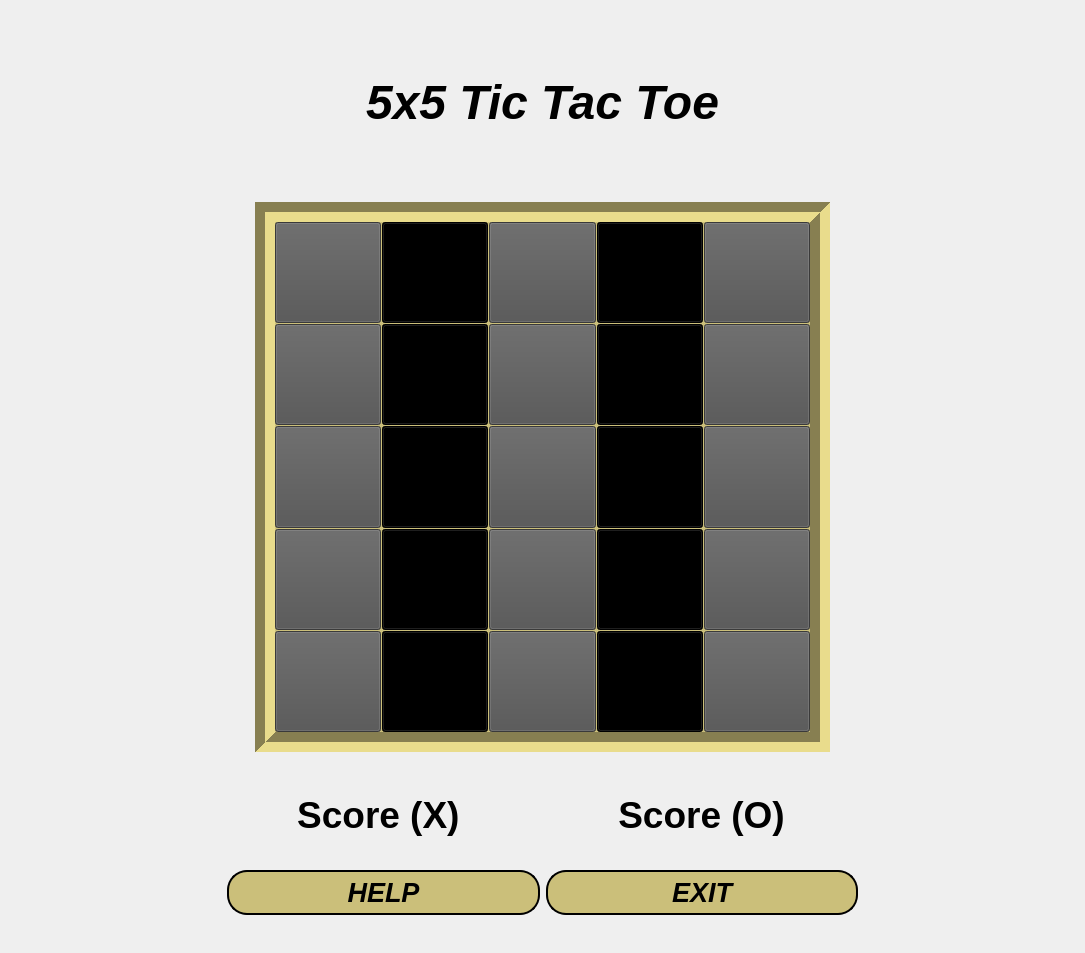
Old version of the form forms/fivebyfivegame.ui in the repository Mohammed-3tef/Tic_Tac_Masterpiece_GUI.
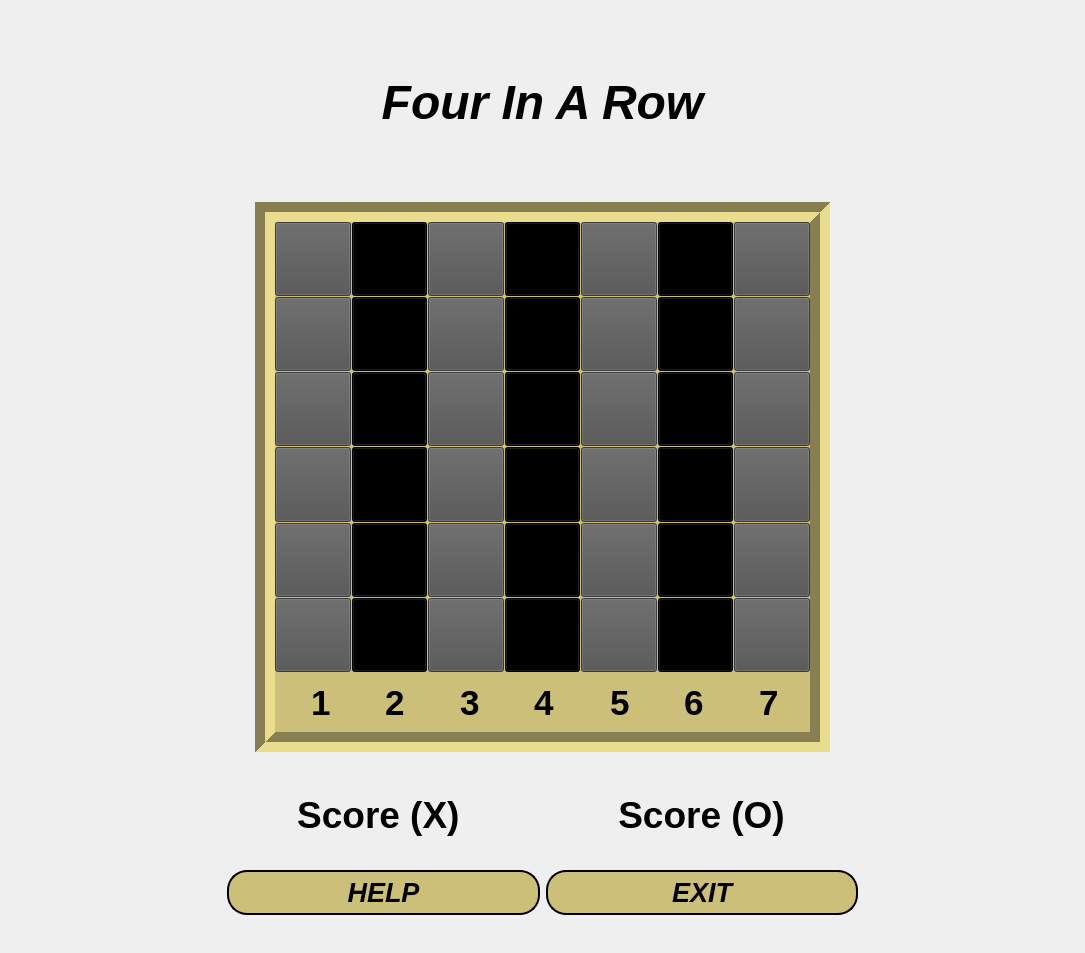
New version of the form.

Diff of the .ui file:
```diff
--- a/forms/fivebyfivegame.ui
+++ b/forms/fivebyfivegame.ui
@@ -69,7 +69,7 @@
             <string notr="true">color: rgb(0, 0, 0);</string>
            </property>
            <property name="text">
-            <string>5x5 Tic Tac Toe</string>
+            <string>Four In A Row</string>
            </property>
            <property name="alignment">
             <set>Qt::AlignmentFlag::AlignCenter</set>
@@ -125,33 +125,7 @@
                <property name="spacing">
                 <number>1</number>
                </property>
-               <!-- Existing 4x4 grid buttons -->
-               <item row="0" column="0">
-                <widget class="QPushButton" name="x11">
-                 <property name="sizePolicy">
-                  <sizepolicy hsizetype="Expanding" vsizetype="Expanding">
-                   <horstretch>0</horstretch>
-                   <verstretch>0</verstretch>
-                  </sizepolicy>
-                 </property>
-                 <property name="styleSheet">
-                  <string notr="true">QPushButton{
-background-color:rgb(81, 81, 81);
-font: 700  &quot;Segoe UI&quot;;
-}
-
-QPushButton:hover{
-	background-color: #fff;
-}
-
-</string>
-                 </property>
-                 <property name="text">
-                  <string/>
-                 </property>
-                </widget>
-               </item>
-               <item row="0" column="1">
+               <item row="1" column="1">
                 <widget class="QPushButton" name="x12">
                  <property name="sizePolicy">
                   <sizepolicy hsizetype="Expanding" vsizetype="Expanding">
@@ -176,8 +150,8 @@
                  </property>
                 </widget>
                </item>
-               <item row="0" column="2">
-                <widget class="QPushButton" name="x13">
+               <item row="4" column="6">
+                <widget class="QPushButton" name="x47">
                  <property name="sizePolicy">
                   <sizepolicy hsizetype="Expanding" vsizetype="Expanding">
                    <horstretch>0</horstretch>
@@ -201,8 +175,8 @@
                  </property>
                 </widget>
                </item>
-               <item row="0" column="3">
-                <widget class="QPushButton" name="x14">
+               <item row="4" column="5">
+                <widget class="QPushButton" name="x46">
                  <property name="sizePolicy">
                   <sizepolicy hsizetype="Expanding" vsizetype="Expanding">
                    <horstretch>0</horstretch>
@@ -226,7 +200,7 @@
                  </property>
                 </widget>
                </item>
-               <item row="0" column="4">
+               <item row="1" column="4">
                 <widget class="QPushButton" name="x15">
                  <property name="sizePolicy">
                   <sizepolicy hsizetype="Expanding" vsizetype="Expanding">
@@ -251,8 +225,33 @@
                  </property>
                 </widget>
                </item>
-               <item row="1" column="0">
-                <widget class="QPushButton" name="x21">
+               <item row="6" column="5">
+                <widget class="QPushButton" name="x66">
+                 <property name="sizePolicy">
+                  <sizepolicy hsizetype="Expanding" vsizetype="Expanding">
+                   <horstretch>0</horstretch>
+                   <verstretch>0</verstretch>
+                  </sizepolicy>
+                 </property>
+                 <property name="styleSheet">
+                  <string notr="true">QPushButton{
+background-color: #000;
+font: 700  &quot;Segoe UI&quot;;
+}
+
+QPushButton:hover{
+	background-color: #fff;
+}
+
+</string>
+                 </property>
+                 <property name="text">
+                  <string/>
+                 </property>
+                </widget>
+               </item>
+               <item row="6" column="0">
+                <widget class="QPushButton" name="x61">
                  <property name="sizePolicy">
                   <sizepolicy hsizetype="Expanding" vsizetype="Expanding">
                    <horstretch>0</horstretch>
@@ -276,8 +275,8 @@
                  </property>
                 </widget>
                </item>
-               <item row="1" column="1">
-                <widget class="QPushButton" name="x22">
+               <item row="3" column="3">
+                <widget class="QPushButton" name="x34">
                  <property name="sizePolicy">
                   <sizepolicy hsizetype="Expanding" vsizetype="Expanding">
                    <horstretch>0</horstretch>
@@ -301,8 +300,8 @@
                  </property>
                 </widget>
                </item>
-               <item row="1" column="2">
-                <widget class="QPushButton" name="x23">
+               <item row="6" column="4">
+                <widget class="QPushButton" name="x65">
                  <property name="sizePolicy">
                   <sizepolicy hsizetype="Expanding" vsizetype="Expanding">
                    <horstretch>0</horstretch>
@@ -327,7 +326,7 @@
                 </widget>
                </item>
                <item row="1" column="3">
-                <widget class="QPushButton" name="x24">
+                <widget class="QPushButton" name="x14">
                  <property name="sizePolicy">
                   <sizepolicy hsizetype="Expanding" vsizetype="Expanding">
                    <horstretch>0</horstretch>
@@ -351,8 +350,8 @@
                  </property>
                 </widget>
                </item>
-               <item row="1" column="4">
-                <widget class="QPushButton" name="x25">
+               <item row="5" column="1">
+                <widget class="QPushButton" name="x52">
                  <property name="sizePolicy">
                   <sizepolicy hsizetype="Expanding" vsizetype="Expanding">
                    <horstretch>0</horstretch>
@@ -361,7 +360,7 @@
                  </property>
                  <property name="styleSheet">
                   <string notr="true">QPushButton{
-background-color:rgb(81, 81, 81);
+background-color: #000;
 font: 700  &quot;Segoe UI&quot;;
 }
 
@@ -377,7 +376,7 @@
                 </widget>
                </item>
                <item row="2" column="0">
-                <widget class="QPushButton" name="x31">
+                <widget class="QPushButton" name="x21">
                  <property name="sizePolicy">
                   <sizepolicy hsizetype="Expanding" vsizetype="Expanding">
                    <horstretch>0</horstretch>
@@ -401,7 +400,107 @@
                  </property>
                 </widget>
                </item>
-               <item row="2" column="1">
+               <item row="5" column="0">
+                <widget class="QPushButton" name="x51">
+                 <property name="sizePolicy">
+                  <sizepolicy hsizetype="Expanding" vsizetype="Expanding">
+                   <horstretch>0</horstretch>
+                   <verstretch>0</verstretch>
+                  </sizepolicy>
+                 </property>
+                 <property name="styleSheet">
+                  <string notr="true">QPushButton{
+background-color:rgb(81, 81, 81);
+font: 700  &quot;Segoe UI&quot;;
+}
+
+QPushButton:hover{
+	background-color: #fff;
+}
+
+</string>
+                 </property>
+                 <property name="text">
+                  <string/>
+                 </property>
+                </widget>
+               </item>
+               <item row="5" column="6">
+                <widget class="QPushButton" name="x57">
+                 <property name="sizePolicy">
+                  <sizepolicy hsizetype="Expanding" vsizetype="Expanding">
+                   <horstretch>0</horstretch>
+                   <verstretch>0</verstretch>
+                  </sizepolicy>
+                 </property>
+                 <property name="styleSheet">
+                  <string notr="true">QPushButton{
+background-color:rgb(81, 81, 81);
+font: 700  &quot;Segoe UI&quot;;
+}
+
+QPushButton:hover{
+	background-color: #fff;
+}
+
+</string>
+                 </property>
+                 <property name="text">
+                  <string/>
+                 </property>
+                </widget>
+               </item>
+               <item row="4" column="4">
+                <widget class="QPushButton" name="x45">
+                 <property name="sizePolicy">
+                  <sizepolicy hsizetype="Expanding" vsizetype="Expanding">
+                   <horstretch>0</horstretch>
+                   <verstretch>0</verstretch>
+                  </sizepolicy>
+                 </property>
+                 <property name="styleSheet">
+                  <string notr="true">QPushButton{
+background-color:rgb(81, 81, 81);
+font: 700  &quot;Segoe UI&quot;;
+}
+
+QPushButton:hover{
+	background-color: #fff;
+}
+
+</string>
+                 </property>
+                 <property name="text">
+                  <string/>
+                 </property>
+                </widget>
+               </item>
+               <item row="5" column="4">
+                <widget class="QPushButton" name="x55">
+                 <property name="sizePolicy">
+                  <sizepolicy hsizetype="Expanding" vsizetype="Expanding">
+                   <horstretch>0</horstretch>
+                   <verstretch>0</verstretch>
+                  </sizepolicy>
+                 </property>
+                 <property name="styleSheet">
+                  <string notr="true">QPushButton{
+background-color:rgb(81, 81, 81);
+font: 700  &quot;Segoe UI&quot;;
+}
+
+QPushButton:hover{
+	background-color: #fff;
+}
+
+</string>
+                 </property>
+                 <property name="text">
+                  <string/>
+                 </property>
+                </widget>
+               </item>
+               <item row="3" column="1">
                 <widget class="QPushButton" name="x32">
                  <property name="sizePolicy">
                   <sizepolicy hsizetype="Expanding" vsizetype="Expanding">
@@ -426,7 +525,132 @@
                  </property>
                 </widget>
                </item>
-               <item row="2" column="2">
+               <item row="3" column="6">
+                <widget class="QPushButton" name="x37">
+                 <property name="sizePolicy">
+                  <sizepolicy hsizetype="Expanding" vsizetype="Expanding">
+                   <horstretch>0</horstretch>
+                   <verstretch>0</verstretch>
+                  </sizepolicy>
+                 </property>
+                 <property name="styleSheet">
+                  <string notr="true">QPushButton{
+background-color:rgb(81, 81, 81);
+font: 700  &quot;Segoe UI&quot;;
+}
+
+QPushButton:hover{
+	background-color: #fff;
+}
+
+</string>
+                 </property>
+                 <property name="text">
+                  <string/>
+                 </property>
+                </widget>
+               </item>
+               <item row="1" column="6">
+                <widget class="QPushButton" name="x17">
+                 <property name="sizePolicy">
+                  <sizepolicy hsizetype="Expanding" vsizetype="Expanding">
+                   <horstretch>0</horstretch>
+                   <verstretch>0</verstretch>
+                  </sizepolicy>
+                 </property>
+                 <property name="styleSheet">
+                  <string notr="true">QPushButton{
+background-color:rgb(81, 81, 81);
+font: 700  &quot;Segoe UI&quot;;
+}
+
+QPushButton:hover{
+	background-color: #fff;
+}
+
+</string>
+                 </property>
+                 <property name="text">
+                  <string/>
+                 </property>
+                </widget>
+               </item>
+               <item row="6" column="6">
+                <widget class="QPushButton" name="x67">
+                 <property name="sizePolicy">
+                  <sizepolicy hsizetype="Expanding" vsizetype="Expanding">
+                   <horstretch>0</horstretch>
+                   <verstretch>0</verstretch>
+                  </sizepolicy>
+                 </property>
+                 <property name="styleSheet">
+                  <string notr="true">QPushButton{
+background-color:rgb(81, 81, 81);
+font: 700  &quot;Segoe UI&quot;;
+}
+
+QPushButton:hover{
+	background-color: #fff;
+}
+
+</string>
+                 </property>
+                 <property name="text">
+                  <string/>
+                 </property>
+                </widget>
+               </item>
+               <item row="2" column="5">
+                <widget class="QPushButton" name="x26">
+                 <property name="sizePolicy">
+                  <sizepolicy hsizetype="Expanding" vsizetype="Expanding">
+                   <horstretch>0</horstretch>
+                   <verstretch>0</verstretch>
+                  </sizepolicy>
+                 </property>
+                 <property name="styleSheet">
+                  <string notr="true">QPushButton{
+background-color: #000;
+font: 700  &quot;Segoe UI&quot;;
+}
+
+QPushButton:hover{
+	background-color: #fff;
+}
+
+</string>
+                 </property>
+                 <property name="text">
+                  <string/>
+                 </property>
+                </widget>
+               </item>
+               <item row="6" column="3">
+                <widget class="QPushButton" name="x64">
+                 <property name="sizePolicy">
+                  <sizepolicy hsizetype="Expanding" vsizetype="Expanding">
+                   <horstretch>0</horstretch>
+                   <verstretch>0</verstretch>
+                  </sizepolicy>
+                 </property>
+                 <property name="styleSheet">
+                  <string notr="true">QPushButton{
+background-color: #000;
+font: 700  &quot;Segoe UI&quot;;
+}
+
+QPushButton:hover{
+	background-color: #fff;
+}
+
+</string>
+                 </property>
+                 <property name="text">
+                  <string/>
+                 </property>
+                </widget>
+               </item>
+               <item row="3" column="2">
                 <widget class="QPushButton" name="x33">
                  <property name="sizePolicy">
                   <sizepolicy hsizetype="Expanding" vsizetype="Expanding">
@@ -451,8 +675,8 @@
                  </property>
                 </widget>
                </item>
-               <item row="2" column="3">
-                <widget class="QPushButton" name="x34">
+               <item row="1" column="0">
+                <widget class="QPushButton" name="x11">
                  <property name="sizePolicy">
                   <sizepolicy hsizetype="Expanding" vsizetype="Expanding">
                    <horstretch>0</horstretch>
@@ -461,6 +685,31 @@
                  </property>
                  <property name="styleSheet">
                   <string notr="true">QPushButton{
+background-color:rgb(81, 81, 81);
+font: 700  &quot;Segoe UI&quot;;
+}
+
+QPushButton:hover{
+	background-color: #fff;
+}
+
+</string>
+                 </property>
+                 <property name="text">
+                  <string/>
+                 </property>
+                </widget>
+               </item>
+               <item row="5" column="3">
+                <widget class="QPushButton" name="x54">
+                 <property name="sizePolicy">
+                  <sizepolicy hsizetype="Expanding" vsizetype="Expanding">
+                   <horstretch>0</horstretch>
+                   <verstretch>0</verstretch>
+                  </sizepolicy>
+                 </property>
+                 <property name="styleSheet">
+                  <string notr="true">QPushButton{
 background-color: #000;
 font: 700  &quot;Segoe UI&quot;;
 }
@@ -476,7 +725,232 @@
                  </property>
                 </widget>
                </item>
+               <item row="5" column="5">
+                <widget class="QPushButton" name="x56">
+                 <property name="sizePolicy">
+                  <sizepolicy hsizetype="Expanding" vsizetype="Expanding">
+                   <horstretch>0</horstretch>
+                   <verstretch>0</verstretch>
+                  </sizepolicy>
+                 </property>
+                 <property name="styleSheet">
+                  <string notr="true">QPushButton{
+background-color: #000;
+font: 700  &quot;Segoe UI&quot;;
+}
+
+QPushButton:hover{
+	background-color: #fff;
+}
+
+</string>
+                 </property>
+                 <property name="text">
+                  <string/>
+                 </property>
+                </widget>
+               </item>
+               <item row="2" column="1">
+                <widget class="QPushButton" name="x22">
+                 <property name="sizePolicy">
+                  <sizepolicy hsizetype="Expanding" vsizetype="Expanding">
+                   <horstretch>0</horstretch>
+                   <verstretch>0</verstretch>
+                  </sizepolicy>
+                 </property>
+                 <property name="styleSheet">
+                  <string notr="true">QPushButton{
+background-color: #000;
+font: 700  &quot;Segoe UI&quot;;
+}
+
+QPushButton:hover{
+	background-color: #fff;
+}
+
+</string>
+                 </property>
+                 <property name="text">
+                  <string/>
+                 </property>
+                </widget>
+               </item>
+               <item row="2" column="2">
+                <widget class="QPushButton" name="x23">
+                 <property name="sizePolicy">
+                  <sizepolicy hsizetype="Expanding" vsizetype="Expanding">
+                   <horstretch>0</horstretch>
+                   <verstretch>0</verstretch>
+                  </sizepolicy>
+                 </property>
+                 <property name="styleSheet">
+                  <string notr="true">QPushButton{
+background-color:rgb(81, 81, 81);
+font: 700  &quot;Segoe UI&quot;;
+}
+
+QPushButton:hover{
+	background-color: #fff;
+}
+
+</string>
+                 </property>
+                 <property name="text">
+                  <string/>
+                 </property>
+                </widget>
+               </item>
+               <item row="1" column="2">
+                <widget class="QPushButton" name="x13">
+                 <property name="sizePolicy">
+                  <sizepolicy hsizetype="Expanding" vsizetype="Expanding">
+                   <horstretch>0</horstretch>
+                   <verstretch>0</verstretch>
+                  </sizepolicy>
+                 </property>
+                 <property name="styleSheet">
+                  <string notr="true">QPushButton{
+background-color:rgb(81, 81, 81);
+font: 700  &quot;Segoe UI&quot;;
+}
+
+QPushButton:hover{
+	background-color: #fff;
+}
+
+</string>
+                 </property>
+                 <property name="text">
+                  <string/>
+                 </property>
+                </widget>
+               </item>
+               <item row="3" column="0">
+                <widget class="QPushButton" name="x31">
+                 <property name="sizePolicy">
+                  <sizepolicy hsizetype="Expanding" vsizetype="Expanding">
+                   <horstretch>0</horstretch>
+                   <verstretch>0</verstretch>
+                  </sizepolicy>
+                 </property>
+                 <property name="styleSheet">
+                  <string notr="true">QPushButton{
+background-color:rgb(81, 81, 81);
+font: 700  &quot;Segoe UI&quot;;
+}
+
+QPushButton:hover{
+	background-color: #fff;
+}
+
+</string>
+                 </property>
+                 <property name="text">
+                  <string/>
+                 </property>
+                </widget>
+               </item>
+               <item row="5" column="2">
+                <widget class="QPushButton" name="x53">
+                 <property name="sizePolicy">
+                  <sizepolicy hsizetype="Expanding" vsizetype="Expanding">
+                   <horstretch>0</horstretch>
+                   <verstretch>0</verstretch>
+                  </sizepolicy>
+                 </property>
+                 <property name="styleSheet">
+                  <string notr="true">QPushButton{
+background-color:rgb(81, 81, 81);
+font: 700  &quot;Segoe UI&quot;;
+}
+
+QPushButton:hover{
+	background-color: #fff;
+}
+
+</string>
+                 </property>
+                 <property name="text">
+                  <string/>
+                 </property>
+                </widget>
+               </item>
                <item row="2" column="4">
+                <widget class="QPushButton" name="x25">
+                 <property name="sizePolicy">
+                  <sizepolicy hsizetype="Expanding" vsizetype="Expanding">
+                   <horstretch>0</horstretch>
+                   <verstretch>0</verstretch>
+                  </sizepolicy>
+                 </property>
+                 <property name="styleSheet">
+                  <string notr="true">QPushButton{
+background-color:rgb(81, 81, 81);
+font: 700  &quot;Segoe UI&quot;;
+}
+
+QPushButton:hover{
+	background-color: #fff;
+}
+
+</string>
+                 </property>
+                 <property name="text">
+                  <string/>
+                 </property>
+                </widget>
+               </item>
+               <item row="1" column="5">
+                <widget class="QPushButton" name="x16">
+                 <property name="sizePolicy">
+                  <sizepolicy hsizetype="Expanding" vsizetype="Expanding">
+                   <horstretch>0</horstretch>
+                   <verstretch>0</verstretch>
+                  </sizepolicy>
+                 </property>
+                 <property name="styleSheet">
+                  <string notr="true">QPushButton{
+background-color: #000;
+font: 700  &quot;Segoe UI&quot;;
+}
+
+QPushButton:hover{
+	background-color: #fff;
+}
+
+</string>
+                 </property>
+                 <property name="text">
+                  <string/>
+                 </property>
+                </widget>
+               </item>
+               <item row="6" column="2">
+                <widget class="QPushButton" name="x63">
+                 <property name="sizePolicy">
+                  <sizepolicy hsizetype="Expanding" vsizetype="Expanding">
+                   <horstretch>0</horstretch>
+                   <verstretch>0</verstretch>
+                  </sizepolicy>
+                 </property>
+                 <property name="styleSheet">
+                  <string notr="true">QPushButton{
+background-color:rgb(81, 81, 81);
+font: 700  &quot;Segoe UI&quot;;
+}
+
+QPushButton:hover{
+	background-color: #fff;
+}
+
+</string>
+                 </property>
+                 <property name="text">
+                  <string/>
+                 </property>
+                </widget>
+               </item>
+               <item row="3" column="4">
                 <widget class="QPushButton" name="x35">
                  <property name="sizePolicy">
                   <sizepolicy hsizetype="Expanding" vsizetype="Expanding">
@@ -501,8 +975,8 @@
                  </property>
                 </widget>
                </item>
-               <item row="3" column="0">
-                <widget class="QPushButton" name="x41">
+               <item row="2" column="3">
+                <widget class="QPushButton" name="x24">
                  <property name="sizePolicy">
                   <sizepolicy hsizetype="Expanding" vsizetype="Expanding">
                    <horstretch>0</horstretch>
@@ -511,7 +985,7 @@
                  </property>
                  <property name="styleSheet">
                   <string notr="true">QPushButton{
-background-color:rgb(81, 81, 81);
+background-color: #000;
 font: 700  &quot;Segoe UI&quot;;
 }
 
@@ -526,7 +1000,7 @@
                  </property>
                 </widget>
                </item>
-               <item row="3" column="1">
+               <item row="4" column="1">
                 <widget class="QPushButton" name="x42">
                  <property name="sizePolicy">
                   <sizepolicy hsizetype="Expanding" vsizetype="Expanding">
@@ -551,32 +1025,7 @@
                  </property>
                 </widget>
                </item>
-               <item row="3" column="2">
-                <widget class="QPushButton" name="x43">
-                 <property name="sizePolicy">
-                  <sizepolicy hsizetype="Expanding" vsizetype="Expanding">
-                   <horstretch>0</horstretch>
-                   <verstretch>0</verstretch>
-                  </sizepolicy>
-                 </property>
-                 <property name="styleSheet">
-                  <string notr="true">QPushButton{
-background-color:rgb(81, 81, 81);
-font: 700  &quot;Segoe UI&quot;;
-}
-
-QPushButton:hover{
-	background-color: #fff;
-}
-
-</string>
-                 </property>
-                 <property name="text">
-                  <string/>
-                 </property>
-                </widget>
-               </item>
-               <item row="3" column="3">
+               <item row="4" column="3">
                 <widget class="QPushButton" name="x44">
                  <property name="sizePolicy">
                   <sizepolicy hsizetype="Expanding" vsizetype="Expanding">
@@ -601,8 +1050,8 @@
                  </property>
                 </widget>
                </item>
-               <item row="3" column="4">
-                <widget class="QPushButton" name="x45">
+               <item row="2" column="6">
+                <widget class="QPushButton" name="x27">
                  <property name="sizePolicy">
                   <sizepolicy hsizetype="Expanding" vsizetype="Expanding">
                    <horstretch>0</horstretch>
@@ -627,7 +1076,7 @@
                 </widget>
                </item>
                <item row="4" column="0">
-                <widget class="QPushButton" name="x51">
+                <widget class="QPushButton" name="x41">
                  <property name="sizePolicy">
                   <sizepolicy hsizetype="Expanding" vsizetype="Expanding">
                    <horstretch>0</horstretch>
@@ -651,8 +1100,33 @@
                  </property>
                 </widget>
                </item>
-               <item row="4" column="1">
-                <widget class="QPushButton" name="x52">
+               <item row="3" column="5">
+                <widget class="QPushButton" name="x36">
+                 <property name="sizePolicy">
+                  <sizepolicy hsizetype="Expanding" vsizetype="Expanding">
+                   <horstretch>0</horstretch>
+                   <verstretch>0</verstretch>
+                  </sizepolicy>
+                 </property>
+                 <property name="styleSheet">
+                  <string notr="true">QPushButton{
+background-color: #000;
+font: 700  &quot;Segoe UI&quot;;
+}
+
+QPushButton:hover{
+	background-color: #fff;
+}
+
+</string>
+                 </property>
+                 <property name="text">
+                  <string/>
+                 </property>
+                </widget>
+               </item>
+               <item row="6" column="1">
+                <widget class="QPushButton" name="x62">
                  <property name="sizePolicy">
                   <sizepolicy hsizetype="Expanding" vsizetype="Expanding">
                    <horstretch>0</horstretch>
@@ -677,7 +1151,7 @@
                 </widget>
                </item>
                <item row="4" column="2">
-                <widget class="QPushButton" name="x53">
+                <widget class="QPushButton" name="x43">
                  <property name="sizePolicy">
                   <sizepolicy hsizetype="Expanding" vsizetype="Expanding">
                    <horstretch>0</horstretch>
@@ -701,54 +1175,136 @@
                  </property>
                 </widget>
                </item>
-               <item row="4" column="3">
-                <widget class="QPushButton" name="x54">
-                 <property name="sizePolicy">
-                  <sizepolicy hsizetype="Expanding" vsizetype="Expanding">
-                   <horstretch>0</horstretch>
-                   <verstretch>0</verstretch>
-                  </sizepolicy>
-                 </property>
+               <item row="7" column="0" colspan="7">
+                <widget class="QFrame" name="frame_7">
                  <property name="styleSheet">
-                  <string notr="true">QPushButton{
-background-color: #000;
-font: 700  &quot;Segoe UI&quot;;
+                  <string notr="true">QRadioButton {
+	font-size: 35px;
 }
-
-QPushButton:hover{
-	background-color: #fff;
-}
-
+QRadioButton::indicator {
+    width: 0px;
+    height: 0px;
+    margin: 0; /* Ensure no leftover space where the indicator would be */
+    padding: 0;
+    border: none; /* Remove any borders if present */
+}QRadioButton:checked { color: #fff; }
+QRadioButton:hover { color: #fff; }
 </string>
                  </property>
-                 <property name="text">
-                  <string/>
-                 </property>
-                </widget>
-               </item>
-               <item row="4" column="4">
-                <widget class="QPushButton" name="x55">
-                 <property name="sizePolicy">
-                  <sizepolicy hsizetype="Expanding" vsizetype="Expanding">
-                   <horstretch>0</horstretch>
-                   <verstretch>0</verstretch>
-                  </sizepolicy>
-                 </property>
-                 <property name="styleSheet">
-                  <string notr="true">QPushButton{
-background-color:rgb(81, 81, 81);
-font: 700  &quot;Segoe UI&quot;;
-}
-
-QPushButton:hover{
-	background-color: #fff;
-}
-
-</string>
-                 </property>
-                 <property name="text">
-                  <string/>
-                 </property>
+                 <layout class="QGridLayout" name="gridLayout_5">
+                  <item row="0" column="4" alignment="Qt::AlignmentFlag::AlignHCenter">
+                   <widget class="QRadioButton" name="click5">
+                    <property name="font">
+                     <font>
+                      <pointsize>-1</pointsize>
+                      <bold>true</bold>
+                     </font>
+                    </property>
+                    <property name="cursor">
+                     <cursorShape>PointingHandCursor</cursorShape>
+                    </property>
+                    <property name="text">
+                     <string>5</string>
+                    </property>
+                   </widget>
+                  </item>
+                  <item row="0" column="6" alignment="Qt::AlignmentFlag::AlignHCenter">
+                   <widget class="QRadioButton" name="click7">
+                    <property name="font">
+                     <font>
+                      <pointsize>-1</pointsize>
+                      <bold>true</bold>
+                     </font>
+                    </property>
+                    <property name="cursor">
+                     <cursorShape>PointingHandCursor</cursorShape>
+                    </property>
+                    <property name="text">
+                     <string>7</string>
+                    </property>
+                   </widget>
+                  </item>
+                  <item row="0" column="3" alignment="Qt::AlignmentFlag::AlignHCenter">
+                   <widget class="QRadioButton" name="click4">
+                    <property name="font">
+                     <font>
+                      <pointsize>-1</pointsize>
+                      <bold>true</bold>
+                     </font>
+                    </property>
+                    <property name="cursor">
+                     <cursorShape>PointingHandCursor</cursorShape>
+                    </property>
+                    <property name="text">
+                     <string>4</string>
+                    </property>
+                   </widget>
+                  </item>
+                  <item row="0" column="0" alignment="Qt::AlignmentFlag::AlignHCenter">
+                   <widget class="QRadioButton" name="click1">
+                    <property name="font">
+                     <font>
+                      <pointsize>-1</pointsize>
+                      <bold>true</bold>
+                     </font>
+                    </property>
+                    <property name="cursor">
+                     <cursorShape>PointingHandCursor</cursorShape>
+                    </property>
+                    <property name="text">
+                     <string>1</string>
+                    </property>
+                   </widget>
+                  </item>
+                  <item row="0" column="5" alignment="Qt::AlignmentFlag::AlignHCenter">
+                   <widget class="QRadioButton" name="click6">
+                    <property name="font">
+                     <font>
+                      <pointsize>-1</pointsize>
+                      <bold>true</bold>
+                     </font>
+                    </property>
+                    <property name="cursor">
+                     <cursorShape>PointingHandCursor</cursorShape>
+                    </property>
+                    <property name="text">
+                     <string>6</string>
+                    </property>
+                   </widget>
+                  </item>
+                  <item row="0" column="2" alignment="Qt::AlignmentFlag::AlignHCenter">
+                   <widget class="QRadioButton" name="click3">
+                    <property name="font">
+                     <font>
+                      <pointsize>-1</pointsize>
+                      <bold>true</bold>
+                     </font>
+                    </property>
+                    <property name="cursor">
+                     <cursorShape>PointingHandCursor</cursorShape>
+                    </property>
+                    <property name="text">
+                     <string>3</string>
+                    </property>
+                   </widget>
+                  </item>
+                  <item row="0" column="1" alignment="Qt::AlignmentFlag::AlignHCenter">
+                   <widget class="QRadioButton" name="click2">
+                    <property name="font">
+                     <font>
+                      <pointsize>-1</pointsize>
+                      <bold>true</bold>
+                     </font>
+                    </property>
+                    <property name="cursor">
+                     <cursorShape>PointingHandCursor</cursorShape>
+                    </property>
+                    <property name="text">
+                     <string>2</string>
+                    </property>
+                   </widget>
+                  </item>
+                 </layout>
                 </widget>
                </item>
               </layout>
```
Left out of the diff: 4 changed lines with no effect on the pictures.
